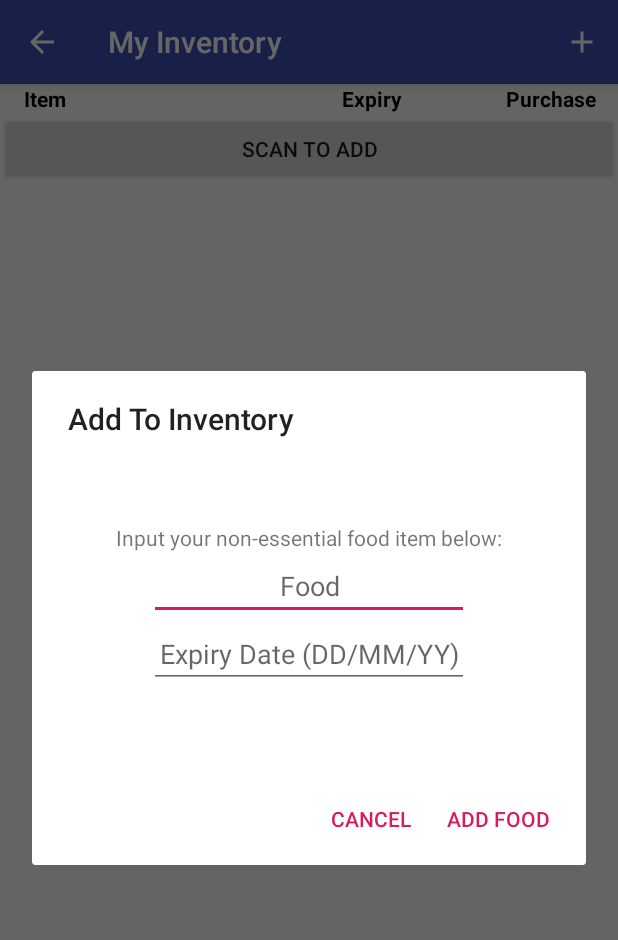
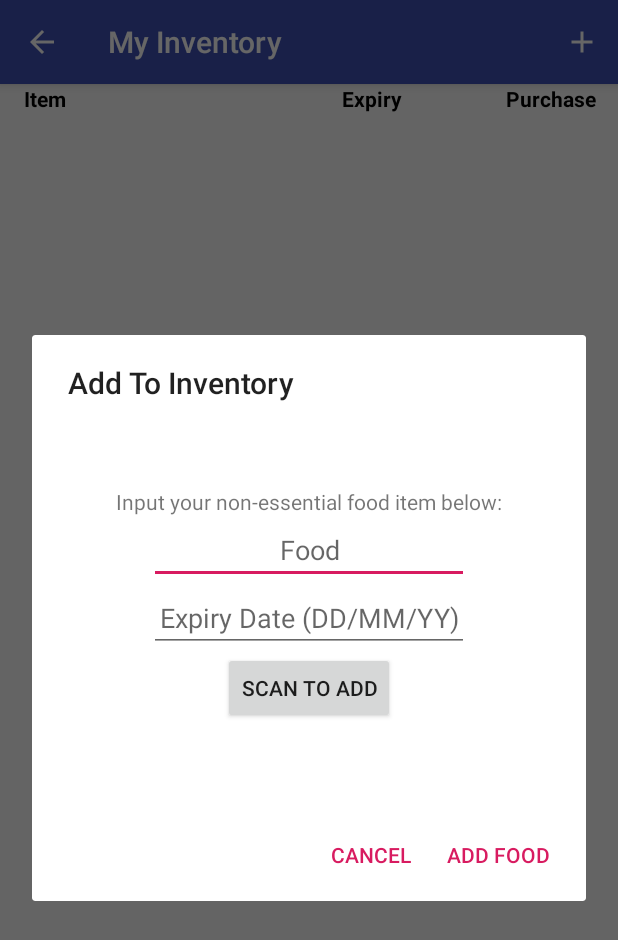
Before and after one commit to CheyanneSim/ForgetMeNotFinal, an Android app: the MyInventory screen opened directly, with no data from a screen before it, after a tap on "Add", on a phone screen of 412 x 824 dp. Shown: the top 940 px of the screen. Run offline under Robolectric (Android 15) with nearby library versions, the phone set to English and light mode, and no system bars; our stand-ins replace Firebase (no records; nobody signed in at launch, a user with empty details on screens opened directly); libraries missing offline, so code that uses them is left out: com.baoyz.swipemenulistview; plain views replace SwipeMenuListView; Roboto replaces fonts that are not available here; 4 statements that could not run were skipped.

Commit message:
Debug-update android manifest, move scanbutton to add_to_inventory

```diff
--- a/app/src/main/AndroidManifest.xml
+++ b/app/src/main/AndroidManifest.xml
@@ -22,6 +22,7 @@
             android:theme="@style/AppTheme.NoActionBar"/>
         <activity android:name=".Inventory.MyInventory"/>
         <activity android:name=".expiry.ExpiryTracker"/>
+        <activity android:name=".barcodeScanner.mainBarcodeAct"/>
         <activity
             android:name=".MainActivity"
             android:label="@string/app_name"
--- a/app/src/main/java/com/example/forgetMeNot/barcodeScanner/mainBarcodeAct.java
+++ b/app/src/main/java/com/example/forgetMeNot/barcodeScanner/mainBarcodeAct.java
@@ -1,6 +1,5 @@
 package com.example.forgetMeNot.barcodeScanner;
 
-import android.Manifest;
 import android.content.DialogInterface;
 import android.content.Intent;
 import android.content.pm.PackageManager;
@@ -32,7 +31,6 @@ public class mainBarcodeAct extends AppCompatActivity implements ZXingScannerVie
 
         if(Build.VERSION.SDK_INT >= Build.VERSION_CODES.M){
             if(checkPermission()){
-                Toast.makeText(mainBarcodeAct.this, "Permission Granted!", Toast.LENGTH_LONG).show();
             }
             else{
                 requestPermission();
@@ -128,7 +126,7 @@ public class mainBarcodeAct extends AppCompatActivity implements ZXingScannerVie
             }
         });
         builder.setMessage(scanResult);
-       AlertDialog alert =  builder.create();
+        AlertDialog alert = builder.create();
         alert.show();
     }
 }
--- a/app/src/main/res/layout/activity_inventory_list.xml
+++ b/app/src/main/res/layout/activity_inventory_list.xml
@@ -58,12 +58,4 @@
         android:transcriptMode="normal">
     </com.baoyz.swipemenulistview.SwipeMenuListView>
 
-    <Button
-        android:id="@+id/scanButton"
-        android:layout_width="match_parent"
-        android:layout_height="wrap_content"
-        android:layout_gravity="bottom"
-        android:layout_weight="100"
-        android:text="Scan to add" />
-
 </LinearLayout>
--- a/app/src/main/res/layout/add_to_inventory_dialog.xml
+++ b/app/src/main/res/layout/add_to_inventory_dialog.xml
@@ -35,4 +35,12 @@
         android:inputType="date"
         android:textAlignment="center" />
 
+    <Button
+        android:id="@+id/scanButton"
+        android:layout_width="wrap_content"
+        android:layout_height="wrap_content"
+        android:layout_below="@id/expiry_editText"
+        android:layout_centerHorizontal="true"
+        android:text="Scan to add" />
+
 </RelativeLayout>
```
Also changed, not shown: app/src/main/java/com/example/forgetMeNot/Inventory/AddToInventory.java (+12 -13 lines). Lines whose indentation alone changed are shown as unchanged.
